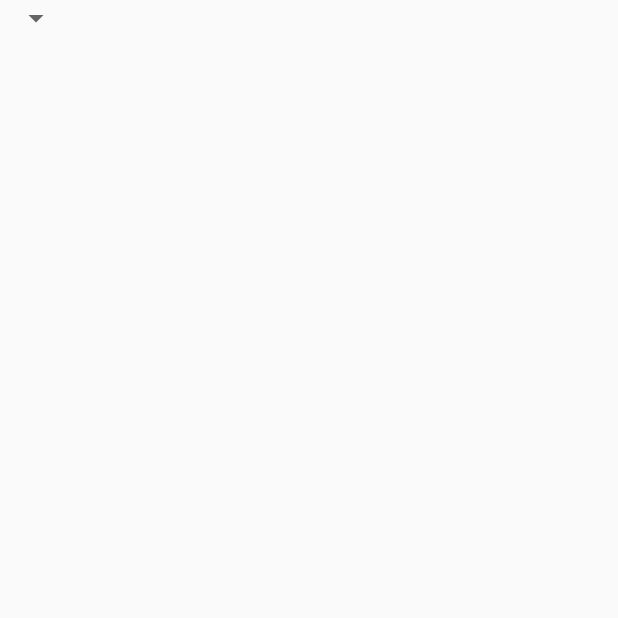
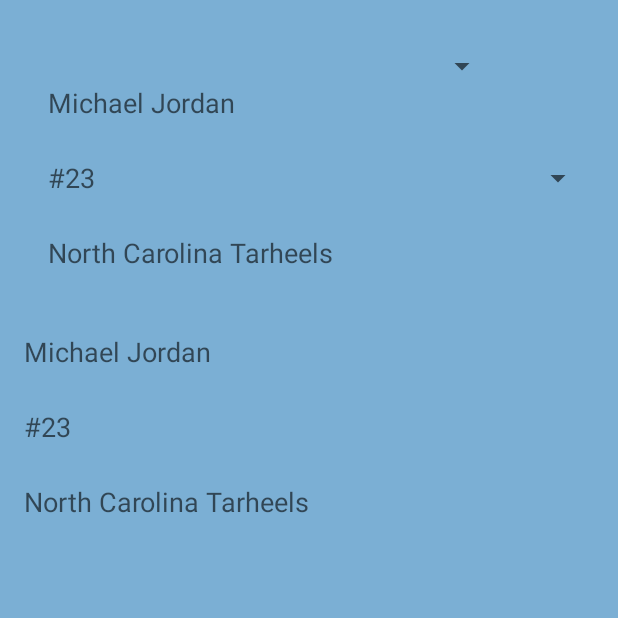
Before and after one commit to chrishcollins/Project-O, an Android app: the screen it shows after launch (MainActivity), on a phone screen of 412 x 824 dp, the top half of it. Before the commit the part shown is almost empty. Run offline under Robolectric (Android 15) with nearby library versions, the light colour scheme and no system bars; libraries missing offline, so code that uses them is left out: com.chriscollins.java1_wk2.

Commit message:
Week3 Commit
Final Commit

```diff
--- a/Java1_Wk2/app/src/main/AndroidManifest.xml
+++ b/Java1_Wk2/app/src/main/AndroidManifest.xml
@@ -1,6 +1,6 @@
 <?xml version="1.0" encoding="utf-8"?>
 <manifest xmlns:android="http://schemas.android.com/apk/res/android"
-    package="com.chriscollins.java1_wk2" >
+    package="com.chriscollins.java1_wk3" >
 
     <application
         android:allowBackup="true"
@@ -9,7 +9,7 @@
         android:supportsRtl="true"
         android:theme="@style/AppTheme" >
         <activity
-            android:name=".MainActivity"
+            android:name="com.chriscollins.java1_wk3.MainActivity"
             android:label="@string/app_name"
             android:theme="@style/AppTheme.NoActionBar" >
             <intent-filter>
--- a/Java1_Wk2/app/src/main/java/com/chriscollins/java1_wk2/MainActivity.java
+++ /dev/null
@@ -1,49 +0,0 @@
-package com.chriscollins.java1_wk2;
-/**
- * Created by chriscollins on 11/9/15.
- */
-import android.os.Bundle;
-import android.support.v7.app.AppCompatActivity;
-import android.view.Menu;
-import android.view.MenuItem;
-
-public class MainActivity extends AppCompatActivity {
-
-    @Override
-    protected void onCreate(Bundle savedInstanceState) {
-        super.onCreate(savedInstanceState);
-        setContentView(R.layout.activity_main);
-
-
-        /*FloatingActionButton fab = (FloatingActionButton) findViewById(R.id.fab);
-        fab.setOnClickListener(new View.OnClickListener() {
-            @Override
-            public void onClick(View view) {
-                Snackbar.make(view, "Replace with your own action", Snackbar.LENGTH_LONG)
-                        .setAction("Action", null).show();
-            }
-        }); */
-    }
-
-    @Override
-    public boolean onCreateOptionsMenu(Menu menu) {
-        // Inflate the menu; this adds items to the action bar if it is present.
-        getMenuInflater().inflate(R.menu.menu_main, menu);
-        return true;
-    }
-
-    @Override
-    public boolean onOptionsItemSelected(MenuItem item) {
-        // Handle action bar item clicks here. The action bar will
-        // automatically handle clicks on the Home/Up button, so long
-        // as you specify a parent activity in AndroidManifest.xml.
-        int id = item.getItemId();
-
-        //noinspection SimplifiableIfStatement
-        if (id == R.id.action_settings) {
-            return true;
-        }
-
-        return super.onOptionsItemSelected(item);
-    }
-}
--- /dev/null
+++ b/Java1_Wk2/app/src/main/java/com/chriscollins/java1_wk3/MainActivity.java
@@ -0,0 +1,133 @@
+package com.chriscollins.java1_wk3;
+/**
+ * Created by chriscollins on 11/9/15.
+ */
+import android.app.Activity;
+import android.os.Bundle;
+import android.util.Log;
+import android.view.View;
+import android.widget.AdapterView;
+import android.widget.ListView;
+import android.widget.Spinner;
+import android.widget.TextView;
+
+import com.chriscollins.java1_wk2.R;
+
+import java.util.HashMap;
+
+public class MainActivity extends Activity {
+
+    public static final String TAG = "CHC";
+    private HashMap<Integer, PlayerData> map = new HashMap<>();
+    private PAdapter playerAdapter = new PAdapter(MainActivity.this, map);
+    private Spinner spinner;
+
+
+
+
+
+    @Override
+    protected void onCreate(Bundle savedInstanceState) {
+        super.onCreate(savedInstanceState);
+        setContentView(R.layout.activity_main);
+
+
+
+        PlayerData Jordan = new PlayerData("Michael Jordan", "#23", "North Carolina Tarheels");
+        PlayerData Perkins = new PlayerData("Sam Perkins", "#41", "North Carolina Tarheels");
+        PlayerData Lynch = new PlayerData("George Lynch", "#34", "North Carolina Tarheels");
+        PlayerData Montross = new PlayerData("Eric Montross", "#00", "North Carolina Tarheels");
+        PlayerData Stackhouse = new PlayerData("Jerry Stackhouse", "#42", "North Carolina Tarheels");
+        PlayerData Hansbrough = new PlayerData("Tyler Hansbrough", "#50", "North Carolina Tarheels");
+        PlayerData Barnes = new PlayerData("Harrison Barnes", "#40", "North Carolina Tarheels");
+
+
+
+          /*Add to hashmap*/
+        map.put(0, Jordan);
+        map.put(1, Perkins);
+        map.put(2, Lynch);
+        map.put(3, Montross);
+        map.put(4, Stackhouse);
+        map.put(5, Hansbrough);
+        map.put(6, Barnes);
+
+        int itemIndex=0;
+
+        int orientation = getResources().getConfiguration().orientation;
+
+        if (orientation == 1) {
+
+
+            Spinner spinner = (Spinner) findViewById(R.id.team_dropdown);
+            PAdapter playerAdapter = new PAdapter(this, map);
+            spinner.setAdapter(playerAdapter);
+            playerDetail(0);
+            spinner.setOnItemSelectedListener(new AdapterView.OnItemSelectedListener() {
+                @Override
+                public void onItemSelected(AdapterView<?> parent, View view, int position, long id) {
+                    //startActivity(new Intent(getApplicationContext(), MainActivity.class));
+                    //Intent DetailIntent = new Intent(this, MainActivity.class);
+                    //startActivity(DetailIntent);
+
+                    playerDetail(position);
+                    Log.d(TAG, "Spinner Item Selected");
+
+                }
+
+                @Override
+                public void onNothingSelected(AdapterView<?> parent) {
+                }
+            });
+
+        } else {
+            playerDetail(0);
+            ListView newList = (ListView)findViewById(R.id.listView);
+            newList.setAdapter(playerAdapter);
+            newList.setOnItemSelectedListener(new AdapterView.OnItemSelectedListener() {
+                @Override
+                public void onItemSelected(AdapterView<?> parent, View view, int position, long id) {
+                    playerDetail(position);
+                    //player.getText(position);
+                    Log.d(TAG, "List Item Selected");
+                }
+
+                @Override
+                public void onNothingSelected(AdapterView<?> parent) {
+
+                }
+            });
+        }
+    }
+
+    public void playerDetail(int position) {
+        TextView player = (TextView)findViewById(R.id.textViewName);
+        TextView number = (TextView)findViewById(R.id.textViewNumber);
+        TextView team = (TextView)findViewById(R.id.textViewTeam);
+
+        player.setText(map.get(position).getPlayer());
+        number.setText(map.get(position).getNumber());
+        team.setText(map.get(position).getTeam());
+
+    }
+}
+
+  /*  @Override
+	public void onConfigurationChanged(Configuration newConfig) {
+		super.onConfigurationChanged(newConfig);
+
+		if(newConfig.orientation == Configuration.ORIENTATION_PORTRAIT) {
+			Spinner mSpinner = (Spinner) findViewById(R.id.team_dropdown);
+			ArrayList<String> arrayList = new ArrayList<>(Arrays.asList(getResources().getStringArray(R.array.artistArray)));
+			ArrayAdapter<String> dataAdapter = new ArrayAdapter<String>(this,android.R.layout.simple_spinner_dropdown_item,arrayList);
+			mSpinner.setAdapter(dataAdapter);
+
+		}
+		/*else if(newConfig.orientation == Configuration.ORIENTATION_LANDSCAPE) {
+			ListView newList = (ListView)findViewById(R.id.listView);
+			ArrayList<String> arrayList = new ArrayList<>(Arrays.asList(getResources().getStringArray(R.array.artistArray)));
+			ArrayAdapter<String> listAdapter = new ArrayAdapter<String>(this,android.R.layout.simple_list_item_1,arrayList);
+			mArtistList.setAdapter(listAdapter);
+
+		}
+	}*/
--- /dev/null
+++ b/Java1_Wk2/app/src/main/java/com/chriscollins/java1_wk3/PAdapter.java
@@ -0,0 +1,73 @@
+package com.chriscollins.java1_wk3;
+
+import android.content.Context;
+import android.view.LayoutInflater;
+import android.view.View;
+import android.view.ViewGroup;
+import android.widget.BaseAdapter;
+import android.widget.TextView;
+
+import com.chriscollins.java1_wk2.R;
+
+import java.util.HashMap;
+
+/**
+ * Created by chriscollins on 11/12/15.
+ */
+class PAdapter extends BaseAdapter{
+    private static final int ID_Constant = 0x01010101;
+    private Context mContxt;
+    private int itemIndex;
+    private HashMap<Integer, PlayerData> mHash;
+
+    public PAdapter(Context mContext, HashMap<Integer, PlayerData> mMap) {
+        mContxt = mContext;
+        mHash = mMap;
+        this.itemIndex = itemIndex;
+    }
+
+    @Override
+    public int getCount() {
+        if(mHash == null) {
+            return 0;
+        }
+        return mHash.size();
+    }
+
+    @Override
+    public Object getItem(int position) {
+        if(mHash != null && position < mHash.size() && position >= 0) {
+            return mHash.get(position);
+        }
+        return null;
+    }
+
+    @Override
+    public long getItemId(int position) {
+        return ID_Constant + position;
+    }
+
+    @Override
+    public View getView(int position, View convertView, ViewGroup parent) {
+        //if no recycle view
+        if(convertView == null) {
+            convertView = LayoutInflater.from(mContxt).inflate(R.layout.activity_main, parent, false);
+        }
+
+        PlayerData playerData = (PlayerData)getItem(position);
+
+        if(playerData != null) {
+            TextView thisName = (TextView) convertView.findViewById(R.id.textViewName);
+            TextView thisNumber = (TextView) convertView.findViewById(R.id.textViewNumber);
+            TextView thisTeam = (TextView) convertView.findViewById(R.id.textViewTeam);
+            //Spinner spinner = (Spinner)convertView.findViewById(R.id.team_dropdown);
+            //spinner.setAdapter(playerData.getPlayer());
+            thisName.setText(playerData.getPlayer());
+            thisNumber.setText(playerData.getNumber());
+            thisTeam.setText(playerData.getTeam());
+
+        }
+
+        return convertView;
+    }
+}
--- /dev/null
+++ b/Java1_Wk2/app/src/main/java/com/chriscollins/java1_wk3/PlayerData.java
@@ -0,0 +1,28 @@
+package com.chriscollins.java1_wk3;
+
+/**
+ * Created by chriscollins on 11/9/15.
+ */
+public class PlayerData {
+    private String mPlayer;
+    private String mNumber;
+    private String mTeam;
+
+    public PlayerData(String player, String number, String team) {
+        mPlayer = player;
+        mNumber = number;
+        mTeam = team;
+    }
+    public String getPlayer() {
+        return mPlayer;
+    }
+
+    public String getNumber() {
+        return mNumber;
+    }
+
+    public String getTeam() {
+        return mTeam;
+    }
+
+}
--- a/Java1_Wk2/app/src/main/res/layout-land/activity_main.xml
+++ b/Java1_Wk2/app/src/main/res/layout-land/activity_main.xml
@@ -1,29 +1,57 @@
 <?xml version="1.0" encoding="utf-8"?>
-
 <LinearLayout
     xmlns:android="http://schemas.android.com/apk/res/android"
     xmlns:tools="http://schemas.android.com/tools"
-    xmlns:app="http://schemas.android.com/apk/res-auto"
-    android:layout_width="match_parent"
-    android:layout_height="match_parent"
-    app:layout_behavior="@string/appbar_scrolling_view_behavior"
-    tools:context=".MainActivity">
+    android:layout_width="wrap_content"
+    android:layout_height="wrap_content"
+    android:paddingLeft="@dimen/activity_horizontal_margin"
+    android:paddingRight="@dimen/activity_horizontal_margin"
+    android:paddingTop="@dimen/activity_vertical_margin"
+    android:paddingBottom="@dimen/activity_vertical_margin"
+    tools:context=".MainActivity"
+    android:weightSum="1"
+    android:baselineAligned="false"
+    android:background="#7BAFD4">
+
+    <ListView
+        android:layout_width="282dp"
+        android:paddingLeft="16dp"
+        android:layout_height="fill_parent"
+        android:id="@+id/listView"
+        android:layout_weight="1"
+        tools:ignore="InconsistentLayout"/>
+
+    <LinearLayout
+        android:orientation="vertical"
+        android:layout_width="wrap_content"
+        android:layout_height="match_parent"
+        android:layout_weight="1.05">
+
+        <TextView
+            android:layout_width="290dp"
+            android:layout_height="50dp"
+            android:textAppearance="?android:attr/textAppearanceMedium"
+            android:text="Large Text"
+            android:id="@+id/textViewName"
+            android:textStyle="normal"
+            android:paddingLeft="10dp"/>
+
+        <TextView
+            android:layout_width="290dp"
+            android:layout_height="50dp"
+            android:textAppearance="?android:attr/textAppearanceMedium"
+            android:text="Large Text"
+            android:id="@+id/textViewNumber"
+            android:paddingLeft="10dp"/>
+
+        <TextView
+            android:layout_width="290dp"
+            android:layout_height="50dp"
+            android:textAppearance="?android:attr/textAppearanceMedium"
+            android:text="Large Text"
+            android:id="@+id/textViewTeam"
+            android:paddingLeft="10dp"/>
+    </LinearLayout>
 
 
-    <ListView
-        android:layout_width="300dp"
-        android:layout_height="wrap_content"
-        android:id="@+id/listView"
-        />
-
-    <LinearLayout
-        android:layout_width="wrap_content"
-        android:layout_height="wrap_content">
-
-    <ListView
-        android:layout_width="match_parent"
-        android:layout_height="match_parent"
-        android:id="@+id/listView2"/>
-
-    </LinearLayout>
 </LinearLayout>
--- a/Java1_Wk2/app/src/main/res/layout/activity_main.xml
+++ b/Java1_Wk2/app/src/main/res/layout/activity_main.xml
@@ -1,20 +1,47 @@
 <?xml version="1.0" encoding="utf-8"?>
-
-
 <RelativeLayout
     xmlns:android="http://schemas.android.com/apk/res/android"
     xmlns:tools="http://schemas.android.com/tools"
-    xmlns:app="http://schemas.android.com/apk/res-auto"
     android:layout_width="match_parent"
     android:layout_height="match_parent"
-    app:layout_behavior="@string/appbar_scrolling_view_behavior"
-    tools:context=".MainActivity">
-
+    android:paddingLeft="@dimen/activity_horizontal_margin"
+    android:paddingRight="@dimen/activity_horizontal_margin"
+    android:paddingTop="@dimen/activity_vertical_margin"
+    android:paddingBottom="@dimen/activity_vertical_margin"
+    tools:context=".MainActivity"
+    android:background="#7BAFD4">
 
     <Spinner
-        android:layout_width="wrap_content"
+        android:layout_width="match_parent"
         android:layout_height="wrap_content"
-        android:id="@+id/spinner"
-        android:layout_alignParentTop="true"
-        android:layout_alignParentStart="true"/>
+        android:id="@+id/team_dropdown"
+        android:spinnerMode="dropdown"
+        android:popupBackground="#709DC4"
+        tools:ignore="InconsistentLayout"/>
+
+    <TextView
+        android:layout_width="match_parent"
+        android:layout_height="50dp"
+        android:textAppearance="?android:attr/textAppearanceMedium"
+        android:text="@string/txtName"
+        android:id="@+id/textViewName"
+        android:textStyle="normal"
+        android:layout_below="@+id/team_dropdown"/>
+
+    <TextView
+        android:layout_width="match_parent"
+        android:layout_height="50dp"
+        android:textAppearance="?android:attr/textAppearanceMedium"
+        android:text="@string/txtNumber"
+        android:id="@+id/textViewNumber"
+        android:layout_below="@+id/textViewName"/>
+
+    <TextView
+        android:layout_width="match_parent"
+        android:layout_height="50dp"
+        android:textAppearance="?android:attr/textAppearanceMedium"
+        android:text="@string/txtTeam"
+        android:id="@+id/textViewTeam"
+        android:layout_below="@+id/textViewNumber"/>
+
 </RelativeLayout>
--- a/Java1_Wk2/app/src/main/res/menu/menu_main.xml
+++ /dev/null
@@ -1,9 +0,0 @@
-<menu xmlns:android="http://schemas.android.com/apk/res/android"
-      xmlns:app="http://schemas.android.com/apk/res-auto"
-      xmlns:tools="http://schemas.android.com/tools"
-      tools:context=".MainActivity">
-    <item android:id="@+id/action_settings"
-          android:title="@string/action_settings"
-          android:orderInCategory="100"
-          app:showAsAction="never"/>
-</menu>
--- a/Java1_Wk2/app/src/main/res/values/strings.xml
+++ b/Java1_Wk2/app/src/main/res/values/strings.xml
@@ -1,4 +1,6 @@
 <resources>
-    <string name="app_name">Java1_Wk2</string>
-    <string name="action_settings">Settings</string>
+    <string name="app_name">Test</string>
+    <string name="txtName">Player Name</string>
+    <string name="txtNumber">Player Number</string>
+    <string name="txtTeam">Player Team</string>
 </resources>
```
Also changed, not shown: Java1_Wk2/app/build.gradle (+4 -3 lines), Java1_Wk2/app/src/main/java/com/chriscollins/java1_wk2/Heels.java (deleted, +0 -37 lines), Java1_Wk2/app/src/main/res/layout/content_main.xml (deleted, +0 -20 lines), 2 other files.
